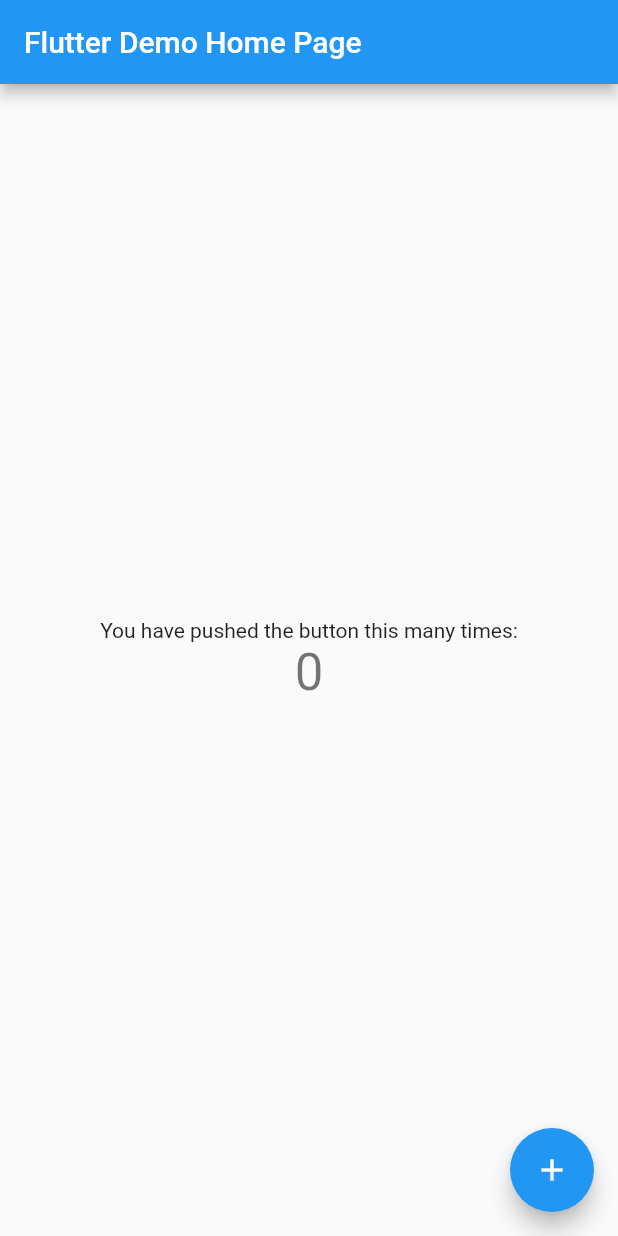
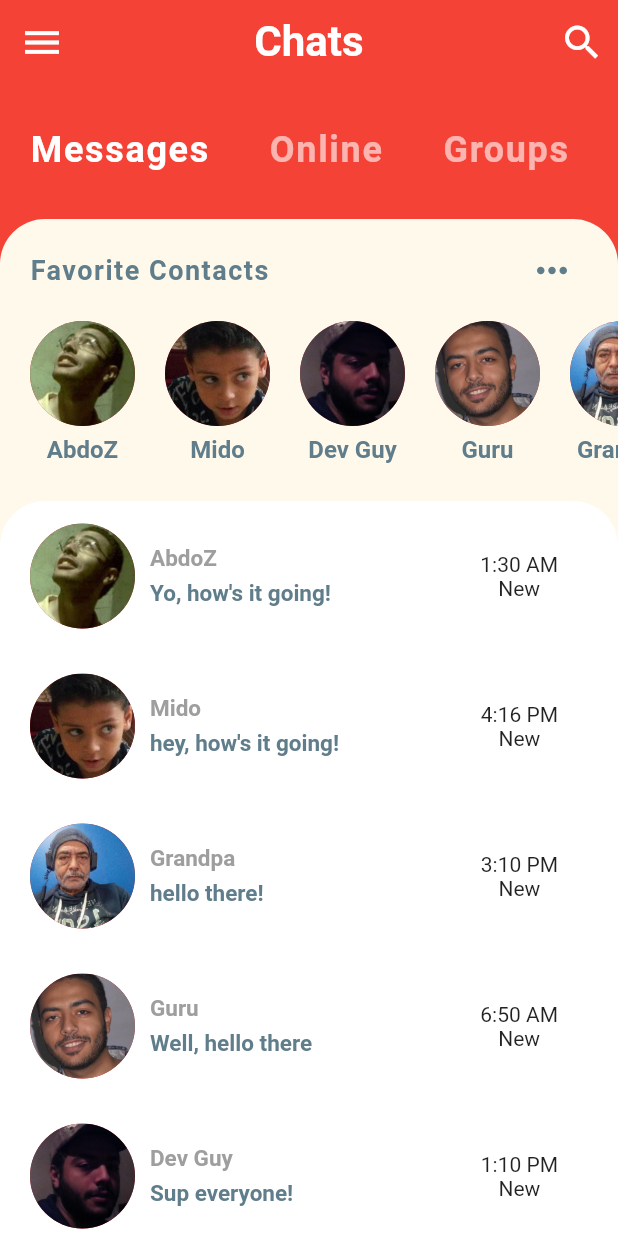
Before and after one commit to AbdoZDGaia/ChatIsFun, a Flutter app: the screen it shows after launch, on a phone screen of 412 x 824 dp. Run offline on Flutter 3.47's test engine with Material 2 defaults, Android fonts, the phone set to English and light mode, and no system bars.

Commit message:
new icon + added categories + favorites + recent chats

```diff
--- a/lib/main.dart
+++ b/lib/main.dart
@@ -1,3 +1,4 @@
+import 'package:chatisfun/screens/home_screen.dart';
 import 'package:flutter/material.dart';
 
 void main() {
@@ -9,109 +10,13 @@ class MyApp extends StatelessWidget {
   @override
   Widget build(BuildContext context) {
     return MaterialApp(
-      title: 'Flutter Demo',
+      debugShowCheckedModeBanner: false,
+      title: 'Chatting is Fun',
       theme: ThemeData(
-        // This is the theme of your application.
-        //
-        // Try running your application with "flutter run". You'll see the
-        // application has a blue toolbar. Then, without quitting the app, try
-        // changing the primarySwatch below to Colors.green and then invoke
-        // "hot reload" (press "r" in the console where you ran "flutter run",
-        // or simply save your changes to "hot reload" in a Flutter IDE).
-        // Notice that the counter didn't reset back to zero; the application
-        // is not restarted.
-        primarySwatch: Colors.blue,
-        // This makes the visual density adapt to the platform that you run
-        // the app on. For desktop platforms, the controls will be smaller and
-        // closer together (more dense) than on mobile platforms.
-        visualDensity: VisualDensity.adaptivePlatformDensity,
+        primarySwatch: Colors.red,
+        accentColor: Color(0xfffef9eb),
       ),
-      home: MyHomePage(title: 'Flutter Demo Home Page'),
+      home: HomeScreen(),
     );
   }
 }
-
-class MyHomePage extends StatefulWidget {
-  MyHomePage({Key key, this.title}) : super(key: key);
-
-  // This widget is the home page of your application. It is stateful, meaning
-  // that it has a State object (defined below) that contains fields that affect
-  // how it looks.
-
-  // This class is the configuration for the state. It holds the values (in this
-  // case the title) provided by the parent (in this case the App widget) and
-  // used by the build method of the State. Fields in a Widget subclass are
-  // always marked "final".
-
-  final String title;
-
-  @override
-  _MyHomePageState createState() => _MyHomePageState();
-}
-
-class _MyHomePageState extends State<MyHomePage> {
-  int _counter = 0;
-
-  void _incrementCounter() {
-    setState(() {
-      // This call to setState tells the Flutter framework that something has
-      // changed in this State, which causes it to rerun the build method below
-      // so that the display can reflect the updated values. If we changed
-      // _counter without calling setState(), then the build method would not be
-      // called again, and so nothing would appear to happen.
-      _counter++;
-    });
-  }
-
-  @override
-  Widget build(BuildContext context) {
-    // This method is rerun every time setState is called, for instance as done
-    // by the _incrementCounter method above.
-    //
-    // The Flutter framework has been optimized to make rerunning build methods
-    // fast, so that you can just rebuild anything that needs updating rather
-    // than having to individually change instances of widgets.
-    return Scaffold(
-      appBar: AppBar(
-        // Here we take the value from the MyHomePage object that was created by
-        // the App.build method, and use it to set our appbar title.
-        title: Text(widget.title),
-      ),
-      body: Center(
-        // Center is a layout widget. It takes a single child and positions it
-        // in the middle of the parent.
-        child: Column(
-          // Column is also a layout widget. It takes a list of children and
-          // arranges them vertically. By default, it sizes itself to fit its
-          // children horizontally, and tries to be as tall as its parent.
-          //
-          // Invoke "debug painting" (press "p" in the console, choose the
-          // "Toggle Debug Paint" action from the Flutter Inspector in Android
-          // Studio, or the "Toggle Debug Paint" command in Visual Studio Code)
-          // to see the wireframe for each widget.
-          //
-          // Column has various properties to control how it sizes itself and
-          // how it positions its children. Here we use mainAxisAlignment to
-          // center the children vertically; the main axis here is the vertical
-          // axis because Columns are vertical (the cross axis would be
-          // horizontal).
-          mainAxisAlignment: MainAxisAlignment.center,
-          children: <Widget>[
-            Text(
-              'You have pushed the button this many times:',
-            ),
-            Text(
-              '$_counter',
-              style: Theme.of(context).textTheme.headline4,
-            ),
-          ],
-        ),
-      ),
-      floatingActionButton: FloatingActionButton(
-        onPressed: _incrementCounter,
-        tooltip: 'Increment',
-        child: Icon(Icons.add),
-      ), // This trailing comma makes auto-formatting nicer for build methods.
-    );
-  }
-}
--- a/lib/models/messages.dart
+++ b/lib/models/messages.dart
@@ -19,37 +19,37 @@ class Message {
 //Pre-defined Users --------------------
 final User abdoz = User(
   id: 1,
-  imageUrl: 'assets/images/abdoz.jgp',
+  imageUrl: 'assets/images/abdoz.jpg',
   name: 'AbdoZ',
 );
 
 final User mido = User(
   id: 2,
-  imageUrl: 'assets/images/mido.jgp',
+  imageUrl: 'assets/images/mido.jpg',
   name: 'Mido',
 );
 
 final User gramps = User(
   id: 3,
-  imageUrl: 'assets/images/gramps.jgp',
+  imageUrl: 'assets/images/gramps.jpg',
   name: 'Grandpa',
 );
 
 final User guru = User(
   id: 1,
-  imageUrl: 'assets/images/guru.jgp',
+  imageUrl: 'assets/images/guru.jpg',
   name: 'Guru',
 );
 
 final User devguy = User(
   id: 1,
-  imageUrl: 'assets/images/devguy.jgp',
+  imageUrl: 'assets/images/devguy.jpg',
   name: 'Dev Guy',
 );
 //--------------------------------------
 
 //Pre-defined Favourites
-List<User> favourites = [abdoz, mido];
+List<User> favorites = [abdoz, mido, devguy, guru, gramps];
 
 //Pre-defined chats
 List<Message> chats = [
--- /dev/null
+++ b/lib/screens/home_screen.dart
@@ -0,0 +1,66 @@
+import 'package:chatisfun/models/messages.dart';
+import 'package:chatisfun/widgets/category_selector.dart';
+import 'package:chatisfun/widgets/favorite_contacts.dart';
+import 'package:chatisfun/widgets/recent_chats.dart';
+import 'package:flutter/material.dart';
+
+class HomeScreen extends StatefulWidget {
+  @override
+  _HomeScreenState createState() => _HomeScreenState();
+}
+
+class _HomeScreenState extends State<HomeScreen> {
+  @override
+  Widget build(BuildContext context) {
+    return Scaffold(
+      backgroundColor: Theme.of(context).primaryColor,
+      appBar: AppBar(
+        leading: IconButton(
+          icon: Icon(Icons.menu),
+          iconSize: 30.0,
+          color: Colors.white,
+          onPressed: () {},
+        ),
+        elevation: 0.0,
+        centerTitle: true,
+        title: Text(
+          'Chats',
+          style: TextStyle(
+            fontSize: 28.0,
+            fontWeight: FontWeight.bold,
+          ),
+        ),
+        actions: <Widget>[
+          IconButton(
+            icon: Icon(Icons.search),
+            iconSize: 30.0,
+            color: Colors.white,
+            onPressed: () {},
+          ),
+        ],
+      ),
+      body: Column(
+        children: <Widget>[
+          CategorySelector(),
+          Expanded(
+            child: Container(
+              decoration: BoxDecoration(
+                borderRadius: BorderRadius.only(
+                  topLeft: Radius.circular(30.0),
+                  topRight: Radius.circular(30.0),
+                ),
+                color: Theme.of(context).accentColor,
+              ),
+              child: Column(
+                children: <Widget>[
+                  FavortieContacts(),
+                  RecentChats(),
+                ],
+              ),
+            ),
+          )
+        ],
+      ),
+    );
+  }
+}
--- /dev/null
+++ b/lib/widgets/category_selector.dart
@@ -0,0 +1,47 @@
+import 'package:flutter/material.dart';
+
+class CategorySelector extends StatefulWidget {
+  @override
+  _CategorySelectorState createState() => _CategorySelectorState();
+}
+
+class _CategorySelectorState extends State<CategorySelector> {
+  int selectedIndex = 0;
+  final List<String> categories = ['Messages', 'Online', 'Groups', 'Requests'];
+
+  @override
+  Widget build(BuildContext context) {
+    return Container(
+        height: 90.0,
+        color: Theme.of(context).primaryColor,
+        child: ListView.builder(
+          scrollDirection: Axis.horizontal,
+          itemCount: categories.length,
+          itemBuilder: (BuildContext context, int index) {
+            return GestureDetector(
+              onTap: () {
+                setState(() {
+                  selectedIndex = index;
+                });
+              },
+              child: Padding(
+                padding: EdgeInsets.symmetric(
+                  horizontal: 20.0,
+                  vertical: 30.0,
+                ),
+                child: Text(
+                  categories[index],
+                  style: TextStyle(
+                    fontSize: 24.0,
+                    color:
+                        index == selectedIndex ? Colors.white : Colors.white60,
+                    fontWeight: FontWeight.bold,
+                    letterSpacing: 1.1,
+                  ),
+                ),
+              ),
+            );
+          },
+        ));
+  }
+}
--- /dev/null
+++ b/lib/widgets/favorite_contacts.dart
@@ -0,0 +1,70 @@
+import 'package:chatisfun/models/messages.dart';
+import 'package:flutter/material.dart';
+
+class FavortieContacts extends StatelessWidget {
+  @override
+  Widget build(BuildContext context) {
+    return Padding(
+      padding: EdgeInsets.symmetric(vertical: 10.0),
+      child: Column(
+        children: <Widget>[
+          Padding(
+            padding: EdgeInsets.symmetric(horizontal: 20.0),
+            child: Row(
+              mainAxisAlignment: MainAxisAlignment.spaceBetween,
+              children: <Widget>[
+                Text(
+                  'Favorite Contacts',
+                  style: TextStyle(
+                    color: Colors.blueGrey,
+                    fontSize: 18.0,
+                    fontWeight: FontWeight.bold,
+                    letterSpacing: 1.0,
+                  ),
+                ),
+                IconButton(
+                  icon: Icon(Icons.more_horiz),
+                  iconSize: 30.0,
+                  color: Colors.blueGrey,
+                  onPressed: () {},
+                )
+              ],
+            ),
+          ),
+          Container(
+            height: 120.0,
+            child: ListView.builder(
+              padding: EdgeInsets.only(left: 10.0),
+              scrollDirection: Axis.horizontal,
+              itemCount: favorites.length,
+              itemBuilder: (BuildContext context, int index) {
+                return Padding(
+                  padding: const EdgeInsets.all(10.0),
+                  child: Column(
+                    children: <Widget>[
+                      CircleAvatar(
+                        radius: 35.0,
+                        backgroundImage: AssetImage(favorites[index].imageUrl),
+                      ),
+                      SizedBox(
+                        height: 6.0,
+                      ),
+                      Text(
+                        favorites[index].name,
+                        style: TextStyle(
+                          color: Colors.blueGrey,
+                          fontSize: 16.0,
+                          fontWeight: FontWeight.w600,
+                        ),
+                      ),
+                    ],
+                  ),
+                );
+              },
+            ),
+          ),
+        ],
+      ),
+    );
+  }
+}
--- /dev/null
+++ b/lib/widgets/recent_chats.dart
@@ -0,0 +1,86 @@
+import 'package:chatisfun/models/messages.dart';
+import 'package:flutter/material.dart';
+
+class RecentChats extends StatelessWidget {
+  @override
+  Widget build(BuildContext context) {
+    return Expanded(
+      child: Container(
+        decoration: BoxDecoration(
+          borderRadius: BorderRadius.only(
+            topLeft: Radius.circular(30.0),
+            topRight: Radius.circular(30.0),
+          ),
+          color: Colors.white,
+        ),
+        child: ClipRRect(
+          borderRadius: BorderRadius.only(
+            topLeft: Radius.circular(30.0),
+            topRight: Radius.circular(30.0),
+          ),
+          child: ListView.builder(
+            itemCount: chats.length,
+            itemBuilder: (BuildContext context, int index) {
+              final Message chat = chats[index];
+              //row inside row --- to make space between time and actual message (mainAxisAlignment of the parent row)
+              return Container(
+                margin: EdgeInsets.only(top: 5.0, bottom: 5.0, right: 20.0),
+                padding: EdgeInsets.symmetric(vertical: 10.0, horizontal: 20.0),
+                child: Row(
+                  mainAxisAlignment: MainAxisAlignment.spaceBetween,
+                  children: <Widget>[
+                    Row(
+                      children: <Widget>[
+                        CircleAvatar(
+                          radius: 35.0,
+                          backgroundImage: AssetImage(chat.sender.imageUrl),
+                        ),
+                        SizedBox(
+                          width: 10.0,
+                        ),
+                        Column(
+                          crossAxisAlignment: CrossAxisAlignment.start,
+                          children: <Widget>[
+                            Text(
+                              chat.sender.name,
+                              style: TextStyle(
+                                fontSize: 15.0,
+                                fontWeight: FontWeight.bold,
+                                color: Colors.grey,
+                              ),
+                            ),
+                            SizedBox(
+                              height: 5.0,
+                            ),
+                            Container(
+                              width: MediaQuery.of(context).size.width * 0.45,
+                              child: Text(
+                                chat.text,
+                                style: TextStyle(
+                                  fontSize: 15.0,
+                                  fontWeight: FontWeight.w600,
+                                  color: Colors.blueGrey,
+                                ),
+                                overflow: TextOverflow.ellipsis,
+                              ),
+                            )
+                          ],
+                        ),
+                      ],
+                    ),
+                    Column(
+                      children: <Widget>[
+                        Text(chat.time),
+                        Text('New'),
+                      ],
+                    )
+                  ],
+                ),
+              );
+            },
+          ),
+        ),
+      ),
+    );
+  }
+}
--- a/pubspec.yaml
+++ b/pubspec.yaml
@@ -46,7 +46,7 @@ flutter:
 
   # To add assets to your application, add an assets section, like this:
   assets:
-    - assets/images
+    - assets/images/
   #   - images/a_dot_ham.jpeg
 
   # An image asset can refer to one or more resolution-specific "variants", see
```
Also changed, not shown: 6 other files.
